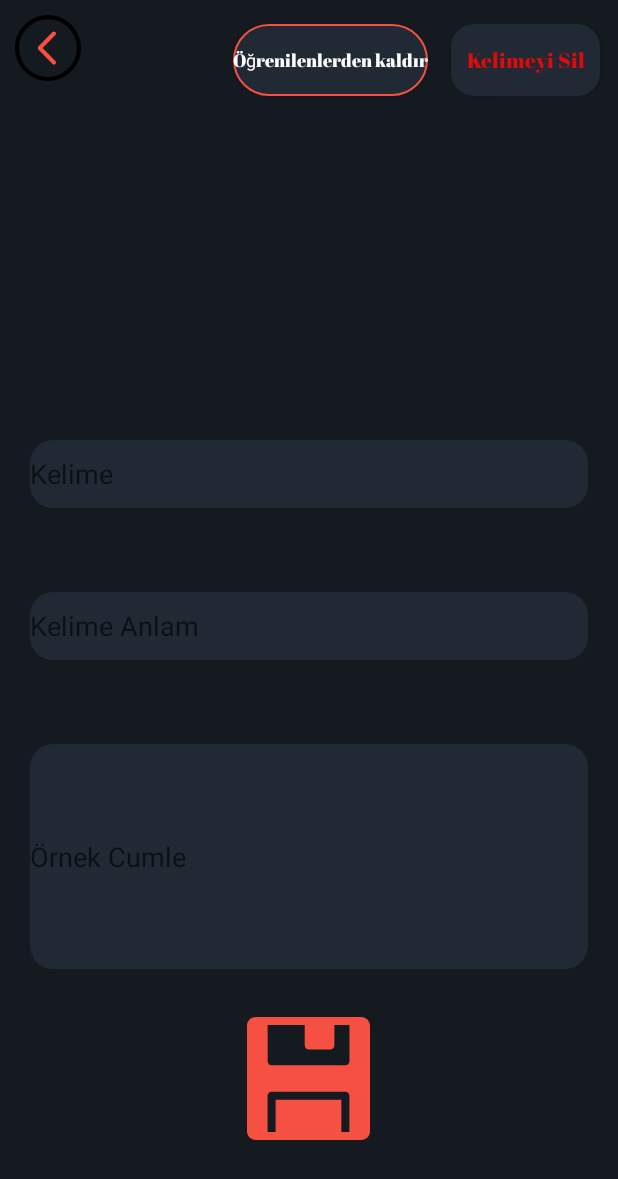
After one commit to erdincEAlan/YabanciDilKelimeHaznesi6, an Android app: the fragment FragmentWordEdit placed in its activity, on a phone screen of 412 x 824 dp. The commit adds this screen. Shown: the top 1179 px of the screen. Run offline under Robolectric (Android 15) with nearby library versions, the phone set to English and light mode, and no system bars; our stand-ins replace Dagger/Hilt's generated code, Firebase (no records; nobody signed in at launch, a user with empty details on screens opened directly); Roboto replaces fonts that are not available here; 1 statement that could not run was skipped.

Commit message:
WordList and listAdapter problem has been solved. WordEdit screen has been transformed to Fragment and involved to new structure. And few bugfixes.

```diff
--- /dev/null
+++ b/app/src/main/java/com/erdince/yabancidilkelimehaznesi6/activity/FragmentWordEdit.kt
@@ -0,0 +1,99 @@
+package com.erdince.yabancidilkelimehaznesi6.activity
+
+import android.os.Bundle
+import androidx.fragment.app.Fragment
+import android.view.LayoutInflater
+import android.view.View
+import android.view.ViewGroup
+import androidx.fragment.app.viewModels
+import com.erdince.yabancidilkelimehaznesi6.R
+import com.erdince.yabancidilkelimehaznesi6.databinding.FragmentWordEditBinding
+import com.erdince.yabancidilkelimehaznesi6.model.WordModel
+import com.erdince.yabancidilkelimehaznesi6.viewmodels.DbWordViewModel
+import dagger.hilt.android.AndroidEntryPoint
+
+
+private const val IdWord_PARAM = "wordId"
+@AndroidEntryPoint
+class FragmentWordEdit : MainFragment() {
+    private lateinit var fragmentWordEditBinding : FragmentWordEditBinding
+    val binding get() = fragmentWordEditBinding
+    val dBWordViewModel : DbWordViewModel by viewModels()
+    private var wordId: String? = null
+    private var theWord : WordModel?=null
+
+
+    override fun onCreate(savedInstanceState: Bundle?) {
+        super.onCreate(savedInstanceState)
+        arguments?.let {
+            wordId = it.getString(IdWord_PARAM)
+        }
+    }
+
+    override fun onCreateView(
+        inflater: LayoutInflater, container: ViewGroup?,
+        savedInstanceState: Bundle?
+    ): View {
+        fragmentWordEditBinding = FragmentWordEditBinding.inflate(inflater,container,false)
+        init()
+        return binding.root
+    }
+
+    private fun init() {
+        setButtons()
+        setCurrentWordToEditTexts()
+    }
+
+    private fun setButtons(){
+        with(binding){
+            saveButton.setOnClickListener(){
+                updateTheWord()
+                goBack()
+            }
+            backButton.setOnClickListener(){
+                goBack()
+            }
+            deleteButton.setOnClickListener(){
+                dBWordViewModel.deleteWord(wordId!!)
+                goBack()
+            }
+        }
+    }
+    private fun updateTheWord(){
+        with(binding){
+            theWord?.kelimeKendi = wordItEditText.text.toString()
+            theWord?.kelimeAnlam = wordMeaningEditText.text.toString()
+            theWord?.kelimeOrnekCumle = wordExampleEditText.text.toString()
+            dBWordViewModel.updateWord(theWord!!,wordId!!)
+        }
+
+
+    }
+    private fun setCurrentWordToEditTexts(){
+        with(binding){
+            dBWordViewModel.wordLiveData.observe(viewLifecycleOwner){
+                if (it.success){
+                    theWord = it.data as WordModel
+                    wordItEditText.setText(theWord?.kelimeKendi)
+                    wordMeaningEditText.setText(theWord?.kelimeAnlam)
+                    wordExampleEditText.setText(theWord?.kelimeOrnekCumle)
+                    stopProgressBar()
+                }else{
+                    goBack()
+                    makeToast("Bir sorun oluştu, internetinizi kontrol edin")
+                }
+            }
+            dBWordViewModel.getWordFromId(wordId!!,"customWord")
+        }
+    }
+
+    companion object {
+        @JvmStatic
+        fun newInstance(wordId: String) =
+            FragmentWordEdit().apply {
+                arguments = Bundle().apply {
+                    putString(IdWord_PARAM, wordId)
+                }
+            }
+    }
+}
--- a/app/src/main/java/com/erdince/yabancidilkelimehaznesi6/activity/MainActivity.kt
+++ b/app/src/main/java/com/erdince/yabancidilkelimehaznesi6/activity/MainActivity.kt
@@ -65,6 +65,7 @@ class MainActivity : AppCompatActivity() {
     }
     fun goBack() {
         fragmentManager.popBackStack()
+        startProgressBar()
     }
 
     fun changeFragment(fragment: Fragment) {
--- a/app/src/main/java/com/erdince/yabancidilkelimehaznesi6/adapter/WordListAdapter.kt
+++ b/app/src/main/java/com/erdince/yabancidilkelimehaznesi6/adapter/WordListAdapter.kt
@@ -62,12 +62,12 @@ class WordListAdapter(
     }
 
     fun updateList(
-        listeKelime: MutableList<WordModel>,
+        wordList: MutableList<WordModel>,
         wordStatus: Boolean = true,
         meaningStatus1: Boolean = true,
         exampleStatus1: Boolean = true
     ) {
-        wordList = listeKelime
+        this.wordList = wordList
         wordItStatus = wordStatus
         meaningStatus = meaningStatus1
         exampleStatus = exampleStatus1
--- /dev/null
+++ b/app/src/main/res/layout/fragment_word_edit.xml
@@ -0,0 +1,114 @@
+<?xml version="1.0" encoding="utf-8"?>
+<FrameLayout xmlns:android="http://schemas.android.com/apk/res/android"
+             xmlns:tools="http://schemas.android.com/tools"
+             android:layout_width="match_parent"
+             android:layout_height="match_parent"
+             tools:context=".activity.FragmentWordEdit">
+
+    <androidx.constraintlayout.widget.ConstraintLayout
+        xmlns:app="http://schemas.android.com/apk/res-auto"
+        android:layout_width="match_parent"
+        android:layout_height="match_parent"
+        android:background="@color/theme_primary_color">
+
+        <EditText
+            android:id="@+id/wordExampleEditText"
+            android:layout_width="match_parent"
+            android:layout_height="150dp"
+            android:layout_marginStart="20dp"
+            android:layout_marginEnd="20dp"
+            android:layout_marginBottom="32dp"
+            android:background="@drawable/roundedcorner_textbox"
+            android:hint="Örnek Cumle"
+            android:inputType="textMultiLine"
+            android:scrollHorizontally="false"
+            app:layout_constraintBottom_toTopOf="@+id/saveButton"
+            app:layout_constraintEnd_toEndOf="parent"
+            app:layout_constraintHorizontal_bias="0.0"
+            app:layout_constraintStart_toStartOf="parent"/>
+
+        <EditText
+            android:id="@+id/wordMeaningEditText"
+            android:layout_width="match_parent"
+            android:layout_height="45dp"
+            android:layout_marginStart="20dp"
+            android:layout_marginEnd="20dp"
+            android:layout_marginBottom="56dp"
+            android:background="@drawable/roundedcorner_textbox"
+            android:hint="Kelime Anlam"
+            app:layout_constraintBottom_toTopOf="@+id/wordExampleEditText"
+            app:layout_constraintEnd_toEndOf="parent"
+            app:layout_constraintHorizontal_bias="0.497"
+            app:layout_constraintStart_toStartOf="parent"/>
+
+        <EditText
+            android:id="@+id/wordItEditText"
+            android:layout_width="match_parent"
+            android:layout_height="45dp"
+            android:layout_marginStart="20dp"
+            android:layout_marginEnd="20dp"
+            android:layout_marginBottom="56dp"
+            android:background="@drawable/roundedcorner_textbox"
+            android:hint="Kelime"
+
+            app:layout_constraintBottom_toTopOf="@+id/wordMeaningEditText"
+            app:layout_constraintEnd_toEndOf="parent"
+            app:layout_constraintHorizontal_bias="0.497"
+            app:layout_constraintStart_toStartOf="parent"/>
+
+        <ImageButton
+            android:id="@+id/saveButton"
+            android:layout_width="wrap_content"
+            android:layout_height="wrap_content"
+            android:layout_marginBottom="64dp"
+            android:background="@null"
+            android:contentDescription="kaydetButon"
+            app:layout_constraintBottom_toBottomOf="parent"
+            app:layout_constraintEnd_toEndOf="parent"
+            app:layout_constraintHorizontal_bias="0.498"
+            app:layout_constraintStart_toStartOf="parent"
+            app:srcCompat="@drawable/ic_button_save"/>
+
+        <androidx.appcompat.widget.AppCompatButton
+            android:id="@+id/deleteButton"
+            android:layout_width="99dp"
+            android:layout_height="48dp"
+            android:layout_marginTop="16dp"
+            android:layout_marginEnd="12dp"
+            android:background="@drawable/roundedcorner_textbox"
+            android:fontFamily="@font/abril_fatface"
+            android:text="Kelimeyi Sil"
+            android:textAllCaps="false"
+            android:textColor="#DC0C0C"
+            app:layout_constraintEnd_toEndOf="parent"
+            app:layout_constraintTop_toTopOf="parent"/>
+
+        <androidx.appcompat.widget.AppCompatButton
+            android:id="@+id/removeFromLearnedWordsButton"
+            android:layout_width="wrap_content"
+            android:layout_height="wrap_content"
+            android:layout_marginEnd="15dp"
+            android:background="@drawable/roundedcorner"
+            android:fontFamily="@font/abril_fatface"
+            android:text="Öğrenilenlerden kaldır"
+            android:textAllCaps="false"
+            android:textColor="#FFFFFF"
+            android:textSize="12sp"
+            app:layout_constraintEnd_toStartOf="@+id/deleteButton"
+            app:layout_constraintTop_toTopOf="@+id/deleteButton"/>
+
+        <ImageButton
+            android:id="@+id/backButton"
+            android:layout_width="wrap_content"
+            android:layout_height="wrap_content"
+            android:layout_marginStart="@dimen/back_button_frame_margin_top_and_start"
+            android:layout_marginTop="@dimen/back_button_frame_margin_top_and_start"
+            android:background="@null"
+            app:layout_constraintStart_toStartOf="parent"
+            app:layout_constraintTop_toTopOf="parent"
+            app:srcCompat="@drawable/ic_button_back"/>
+
+
+    </androidx.constraintlayout.widget.ConstraintLayout>
+
+</FrameLayout>
--- a/app/src/main/res/layout/fragment_word_list.xml
+++ b/app/src/main/res/layout/fragment_word_list.xml
@@ -113,7 +113,7 @@
                 android:orientation="vertical">
 
                 <androidx.recyclerview.widget.RecyclerView
-                    android:id="@+id/kelimeListeRecyclerView"
+                    android:id="@+id/wordListRcv"
                     android:layout_width="match_parent"
                     android:layout_height="match_parent"
 
```
Also changed, not shown: app/src/main/java/com/erdince/yabancidilkelimehaznesi6/activity/FragmentWordList.kt (+17 -9 lines), app/src/main/java/com/erdince/yabancidilkelimehaznesi6/activity/KelimeDuzenleActivity.kt (+7 -7 lines), app/src/main/java/com/erdince/yabancidilkelimehaznesi6/adapter/KelimeAdapter.kt (deleted, +0 -93 lines), app/src/main/java/com/erdince/yabancidilkelimehaznesi6/viewmodels/DbWordViewModel.kt (+25 -8 lines), app/src/main/res/layout/activity_kelime_duzenle.xml (+12 -12 lines).
